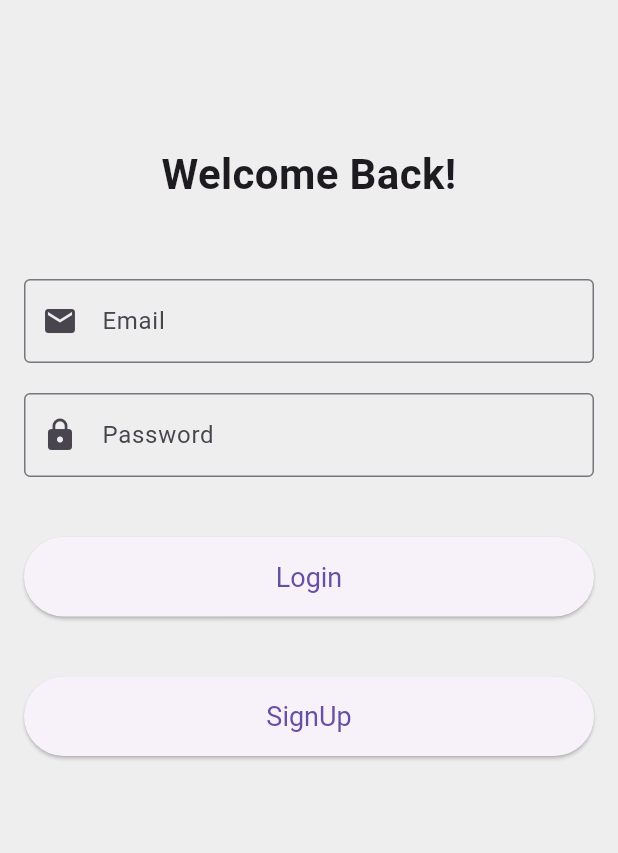
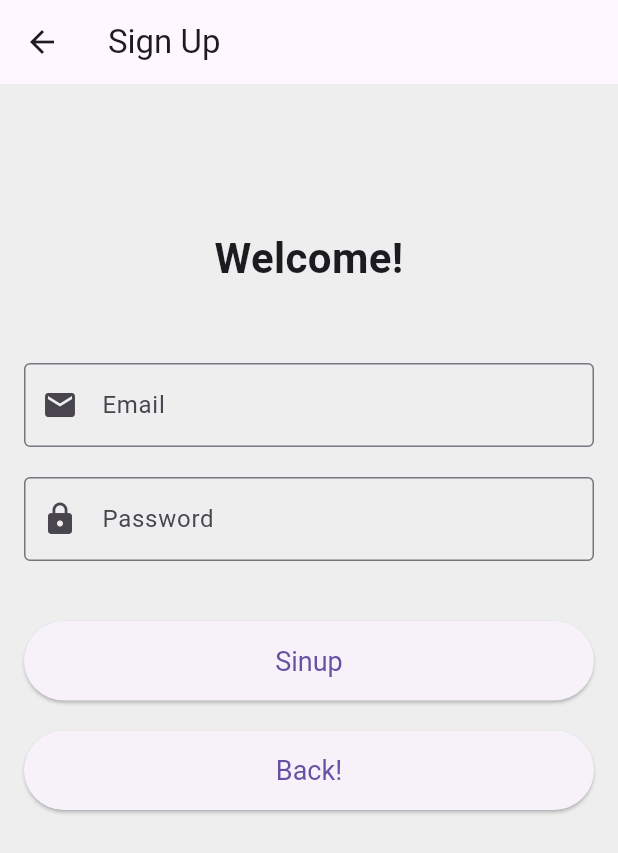
Before and after one commit to Fady751/Flutter-Restaurant, a Flutter app: the screen it shows after launch, after a tap on "SignUp", on a phone screen of 412 x 824 dp. Shown: the top 853 px of the screen. Run offline on Flutter 3.47's test engine with Material 3 defaults, Android fonts, the phone set to English and light mode, and no system bars; our stand-ins replace firebase_auth, firebase_core, flutter_dotenv; accounts and stored records are empty; network calls fail.

Commit message:
sign up done

```diff
--- a/lib/Screens/Auth/login.dart
+++ b/lib/Screens/Auth/login.dart
@@ -2,6 +2,7 @@ import 'package:flutter/material.dart';
 import 'package:flutter_dotenv/flutter_dotenv.dart';
 import 'dart:convert';
 import 'package:http/http.dart' as http;
+import 'signup.dart';
 
 final String APP_URL = dotenv.env['APP_URL']!;
 final String APIKEY = dotenv.env['APIKEY']!;
@@ -34,17 +35,17 @@ class _LoginPageState extends State<LoginPage> {
       final Map<String, dynamic> data = jsonDecode(response.body);
       String errorMessage = data['error']['message'];
 
-      if(errorMessage == "INVALID_LOGIN_CREDENTIALS"){
-        errorMessage = "Invalid email or password. Please try again or sign up.";
-      }
-
-      else if(errorMessage == "EMAIL_NOT_FOUND"){
+      if (errorMessage == "INVALID_LOGIN_CREDENTIALS") {
+        errorMessage =
+            "Invalid email or password. Please try again or sign up.";
+      } else if (errorMessage == "EMAIL_NOT_FOUND") {
         errorMessage = "Email not found. Please check your email or sign up.";
       }
 
-      ScaffoldMessenger.of(context).showSnackBar(
-        SnackBar(content: Text("$errorMessage")),
-      );      return;
+      ScaffoldMessenger.of(
+        context,
+      ).showSnackBar(SnackBar(content: Text("$errorMessage")));
+      return;
     }
     // print("BODY: ${response.body}");
   }
@@ -96,11 +97,14 @@ class _LoginPageState extends State<LoginPage> {
               ),
               child: const Text("Login"),
             ),
-             const SizedBox(height: 40),
+            const SizedBox(height: 40),
             ElevatedButton(
               onPressed: () {
                 print("signup button pressed");
-                // signUp();
+                Navigator.push(
+                  context,
+                  MaterialPageRoute(builder: (context) => const SignUp()),
+                );
               },
               style: ElevatedButton.styleFrom(
                 padding: const EdgeInsets.symmetric(vertical: 16),
--- a/lib/Screens/Auth/signup.dart
+++ b/lib/Screens/Auth/signup.dart
@@ -0,0 +1,108 @@
+import 'package:flutter/material.dart';
+import 'package:firebase_auth/firebase_auth.dart';
+import '../Home.dart';
+
+class SignUp extends StatefulWidget {
+  const SignUp({super.key});
+
+  @override
+  State<SignUp> createState() => _SignUpPageState();
+}
+
+class _SignUpPageState extends State<SignUp> {
+  final TextEditingController emailController = TextEditingController();
+  final TextEditingController passwordController = TextEditingController();
+
+  final FirebaseAuth _auth = FirebaseAuth.instance;
+
+  Future<void> signUp(BuildContext context) async {
+    try {
+      UserCredential userCredential = await _auth.createUserWithEmailAndPassword(
+        email: emailController.text.trim(),
+        password: passwordController.text.trim(),
+      );
+      Navigator.pop(context);
+      ScaffoldMessenger.of(context).showSnackBar(
+        SnackBar(content:  Text('Sign up successful! Please log in.')),
+      );
+
+    } on FirebaseAuthException catch (e) {
+      String message = '';
+      if (e.code == 'email-already-in-use') {
+        message = 'email-already in use';
+      }
+      else {
+        message = '${e.message}';
+      }
+      ScaffoldMessenger.of(context).showSnackBar(
+        SnackBar(content: Text(message)),
+      );
+    }
+  }
+
+  @override
+  Widget build(BuildContext context) {
+    return Scaffold(
+      appBar: AppBar(title: const Text('Sign Up')),
+      backgroundColor: Colors.grey[200],
+      body: Padding(
+        padding: const EdgeInsets.all(16),
+        child: Column(
+          crossAxisAlignment: CrossAxisAlignment.stretch,
+          children: [
+            const SizedBox(height: 80),
+            const Text(
+              "Welcome!",
+              style: TextStyle(fontSize: 28, fontWeight: FontWeight.bold),
+              textAlign: TextAlign.center,
+            ),
+            const SizedBox(height: 50),
+            TextField(
+              controller: emailController,
+              decoration: const InputDecoration(
+                labelText: "Email",
+                border: OutlineInputBorder(),
+                prefixIcon: Icon(Icons.email),
+              ),
+              keyboardType: TextInputType.emailAddress,
+            ),
+            const SizedBox(height: 20),
+            TextField(
+              controller: passwordController,
+              decoration: const InputDecoration(
+                labelText: "Password",
+                border: OutlineInputBorder(),
+                prefixIcon: Icon(Icons.lock),
+              ),
+              obscureText: true,
+            ),
+            const SizedBox(height: 40),
+            ElevatedButton(
+              onPressed: () {
+                print("Login button pressed");
+                signUp(context);
+
+              },
+              style: ElevatedButton.styleFrom(
+                padding: const EdgeInsets.symmetric(vertical: 16),
+                textStyle: const TextStyle(fontSize: 18),
+              ),
+              child: const Text("Sinup"),
+            ),
+             const SizedBox(height: 20),
+            ElevatedButton(
+              onPressed: () {
+                Navigator.pop(context);
+              },
+              style: ElevatedButton.styleFrom(
+                padding: const EdgeInsets.symmetric(vertical: 16),
+                textStyle: const TextStyle(fontSize: 18),
+              ),
+              child: const Text("Back!"),
+            )
+          ],
+        ),
+      ),
+    );
+  }
+}
```
Also changed, not shown: lib/Screens/Home.dart (added).
